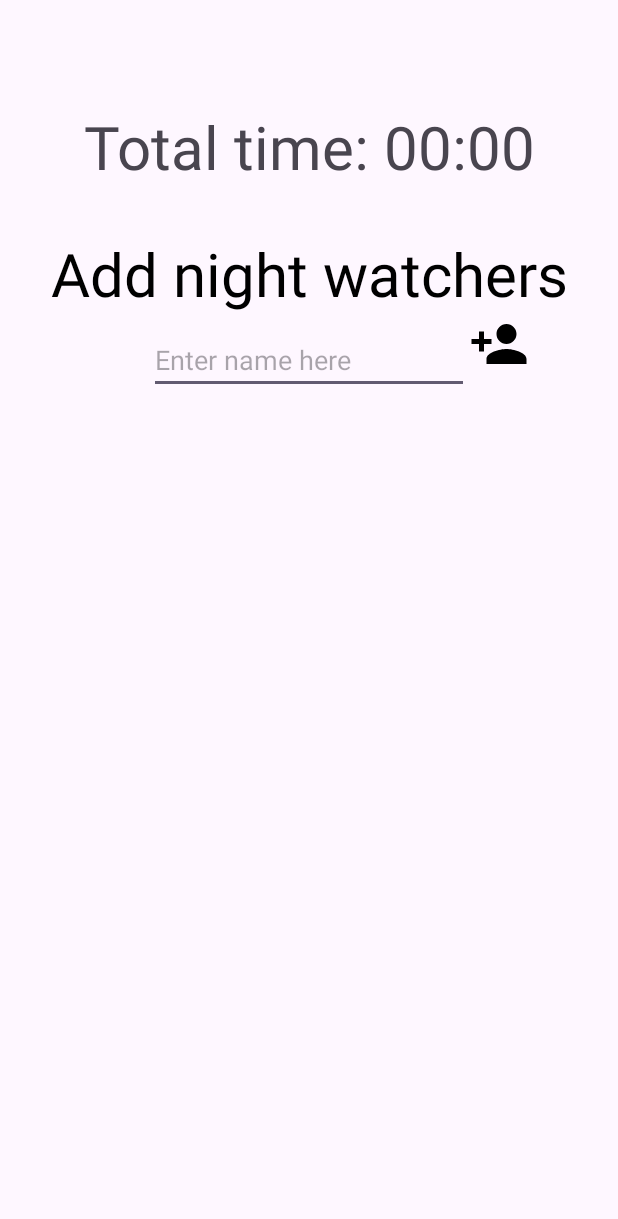
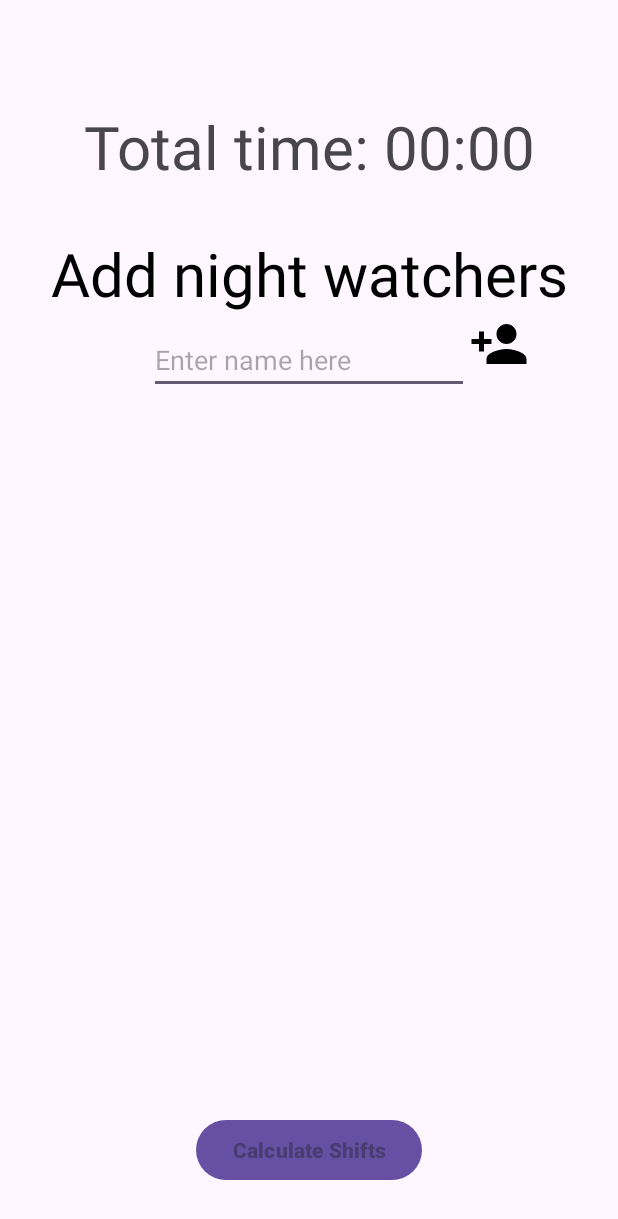
Before and after one commit to W3r7y/Night_Watch, an Android app: the screen it shows after launch (ChoosePeopleActivity), after a tap on an icon or button, on a phone screen of 412 x 824 dp. Shown: the top 1219 px of the screen. Run offline under Robolectric (Android 15) with nearby library versions, the phone set to English and light mode, and no system bars.

Commit message:
Calculate shift screen + information passage

```diff
--- a/app/src/main/AndroidManifest.xml
+++ b/app/src/main/AndroidManifest.xml
@@ -13,6 +13,11 @@
         android:theme="@style/Theme.MyApplication"
         tools:targetApi="31">
         <activity
+            android:name=".CalculateShiftsActivity"
+            android:exported="false"
+            android:label="@string/title_activity_calculate_shifts"
+            android:theme="@style/Theme.MyApplication" />
+        <activity
             android:name=".ChoosePeopleActivity"
             android:exported="false" />
         <activity
--- a/app/src/main/java/com/example/myapplication/ChoosePeopleActivity.java
+++ b/app/src/main/java/com/example/myapplication/ChoosePeopleActivity.java
@@ -2,6 +2,7 @@ package com.example.myapplication;
 
 import androidx.appcompat.app.AppCompatActivity;
 
+import android.annotation.SuppressLint;
 import android.content.Intent;
 import android.os.Bundle;
 import android.view.View;
@@ -21,23 +22,30 @@ import java.util.Date;
 
 public class ChoosePeopleActivity extends AppCompatActivity {
 
+    public static final String NAMES_KEY = "com.example.myapplication.NAMES";
+    public static final String TIME1_KEY = "com.example.myapplication.TIME1";
+    public static final String TIME2_KEY = "com.example.myapplication.TIME2";
+
     static ListView listView;
     static ArrayList<String> names;
     static ListViewAdapter adapter;
+    static String startingTime;
+    static String endingTime;
     EditText input;
     ImageView add;
 
+    @SuppressLint("SetTextI18n")
     @Override
     protected void onCreate(Bundle savedInstanceState) {
         super.onCreate(savedInstanceState);
         setContentView(R.layout.choose_people_activity);
 
         Intent intent = getIntent();
-        String time1 = intent.getStringExtra(MainActivity.TIME1_KEY);
-        String time2 = intent.getStringExtra(MainActivity.TIME2_KEY);
+        startingTime = intent.getStringExtra(MainActivity.TIME1_KEY);
+        endingTime = intent.getStringExtra(MainActivity.TIME2_KEY);
 
         TextView textView = (TextView) findViewById(R.id.time_difference_tv);
-        textView.setText("Total time: " + calculateDifferenceBetweenTime(time1, time2));
+        textView.setText("Total time: " + TimeUtils.calculateDifferenceBetweenTime(startingTime, endingTime));
 
         listView = findViewById(R.id.list_view);
         input = findViewById(R.id.input);
@@ -46,8 +54,6 @@ public class ChoosePeopleActivity extends AppCompatActivity {
         names = new ArrayList<>();
         adapter = new ListViewAdapter(getApplicationContext(), names);
         listView.setAdapter(adapter);
-
-
 
         add.setOnClickListener(new View.OnClickListener() {
             @Override
@@ -95,8 +101,9 @@ public class ChoosePeopleActivity extends AppCompatActivity {
 
     public static void removeName(int index){
         names.remove(index);
-        adapter.notifyDataSetChanged();
+        listView.setAdapter(adapter);
     }
+
     Toast t;
     private void makeToast(String s){
         if (t != null) {
@@ -106,48 +113,13 @@ public class ChoosePeopleActivity extends AppCompatActivity {
         t.show();
     }
 
-    public String calculateDifferenceBetweenTime(String t1, String t2){
-        SimpleDateFormat format = new SimpleDateFormat("HH:mm");
-        try {
-            Date time1 = format.parse(t1);
-            Date time2 = format.parse(t2);
+    public void clickCalculateShifts(View view){
 
-            // Calculate the difference in milliseconds
-            long differenceMillis = time2.getTime() - time1.getTime();
-
-            // Handle differences across midnight
-            if (differenceMillis < 0) {
-                differenceMillis += 24 * 60 * 60 * 1000; // Add 24 hours
-            }
-
-            // Convert milliseconds to hours and minutes
-            long hours = differenceMillis / (60 * 60 * 1000);
-            long minutes = (differenceMillis / (60 * 1000)) % 60;
-
-            // Format the result as "HH:mm"
-            return String.format("%02d:%02d", hours, minutes);
-
-        } catch (ParseException e) {
-            e.printStackTrace();
-            return "Invalid time format";
-        }
-    }
-
-    public int calculateShiftTimeInMinnutes(String totalTime, int people){
-        SimpleDateFormat format = new SimpleDateFormat("HH:mm");
-        try{
-            Date time = format.parse(totalTime);
-            int minutes_per_shift = 0;
-
-            long minutes = time.getTime() / (60 * 1000);
-            minutes_per_shift = (int) minutes / people;
-
-            return minutes_per_shift;
-
-        } catch (ParseException e) {
-            e.printStackTrace();
-            return 0;
-        }
+        Intent intent = new Intent(this, CalculateShiftsActivity.class);
+        intent.putExtra(TIME1_KEY, startingTime);
+        intent.putExtra(TIME2_KEY, endingTime);
+        intent.putExtra(NAMES_KEY, names);
+        startActivity(intent);
 
     }
 
--- a/app/src/main/res/layout/choose_people_activity.xml
+++ b/app/src/main/res/layout/choose_people_activity.xml
@@ -63,7 +63,24 @@
         android:id="@+id/list_view"
         android:layout_width="557dp"
         android:layout_height="466dp"
-        app:layout_constraintTop_toBottomOf="@id/input"/>
+        app:layout_constraintTop_toBottomOf="@id/input"
+        />
+
+    <Button
+        android:id="@+id/calculate_shifts_button"
+        android:onClick="clickCalculateShifts"
+        android:layout_width="wrap_content"
+        android:layout_height="wrap_content"
+        android:layout_centerInParent="true"
+        android:hint="@string/finish_editing_names_str"
+        android:gravity="center"
+        android:textStyle="bold"
+        app:layout_constraintTop_toBottomOf="@+id/list_view"
+        app:layout_constraintEnd_toEndOf="parent"
+        app:layout_constraintStart_toStartOf="parent"
+        app:layout_constraintBottom_toBottomOf="parent"
+        android:layout_marginBottom="20dp"
+        />
 
 
 
--- a/app/src/main/res/values/strings.xml
+++ b/app/src/main/res/values/strings.xml
@@ -3,4 +3,6 @@
     <string name="enter_text">Enter text here</string>
     <!-- TODO: Remove or change this placeholder text -->
     <string name="hello_blank_fragment">Hello blank fragment</string>
+    <string name="finish_editing_names_str">Calculate Shifts</string>
+    <string name="title_activity_calculate_shifts">CalculateShiftsActivity</string>
 </resources>
--- a/build.gradle.kts
+++ b/build.gradle.kts
@@ -1,4 +1,5 @@
 // Top-level build file where you can add configuration options common to all sub-projects/modules.
 plugins {
     id("com.android.application") version "8.1.2" apply false
+    id("org.jetbrains.kotlin.android") version "1.8.10" apply false
 }
```
Also changed, not shown: app/build.gradle.kts (+29 -0 lines), app/src/main/java/com/example/myapplication/CalculateShiftsActivity.java (added, +35 -0 lines), app/src/main/java/com/example/myapplication/TimeUtils.java (added, +63 -0 lines), app/src/main/res/layout/activity_calculate_shifts.xml (added, +22 -0 lines).
